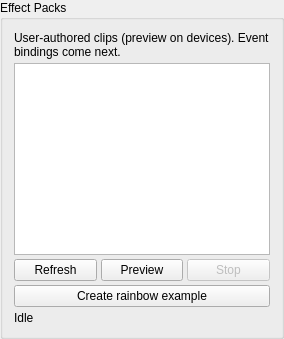
First picture: the form in ui/forms/EffectPackPanel.ui, repository Wolfieeewolf/OpenRGB3DSpatialPlugin, before the edit.
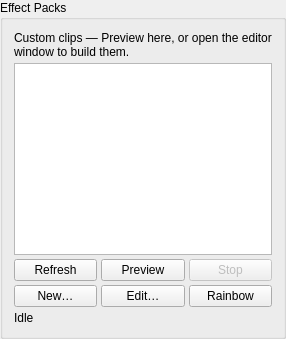
Second picture: the form after the edit.

Commit message:
feat(effects): fix pack list and add modeless pack editor
Correct .oreffect.json suffix matching so saved packs show up. Add a movable Effect Pack Editor window (solid/fade/pulse blocks, save + preview) opened from New/Edit on the Run tab.

Diff of the .ui file:
```diff
--- a/ui/forms/EffectPackPanel.ui
+++ b/ui/forms/EffectPackPanel.ui
@@ -12,7 +12,7 @@
    <item>
     <widget class="QLabel" name="hintLabel">
      <property name="text">
-      <string>User-authored clips (preview on devices). Event bindings come next.</string>
+      <string>Custom clips — Preview here, or open the editor window to build them.</string>
      </property>
      <property name="wordWrap">
       <bool>true</bool>
@@ -58,11 +58,29 @@
     </layout>
    </item>
    <item>
+    <layout class="QHBoxLayout" name="editRow">
+     <item>
+      <widget class="QPushButton" name="newButton">
+       <property name="text">
+        <string>New…</string>
+       </property>
+      </widget>
+     </item>
+     <item>
+      <widget class="QPushButton" name="editButton">
+       <property name="text">
+        <string>Edit…</string>
+       </property>
+      </widget>
+     </item>
+     <item>
     <widget class="QPushButton" name="seedExampleButton">
      <property name="text">
-      <string>Create rainbow example</string>
-     </property>
-    </widget>
+        <string>Rainbow</string>
+       </property>
+      </widget>
+     </item>
+    </layout>
    </item>
    <item>
     <widget class="QLabel" name="statusLabel">
```
Lines whose indentation alone changed are shown as unchanged. The commit also changes 10 other files.
